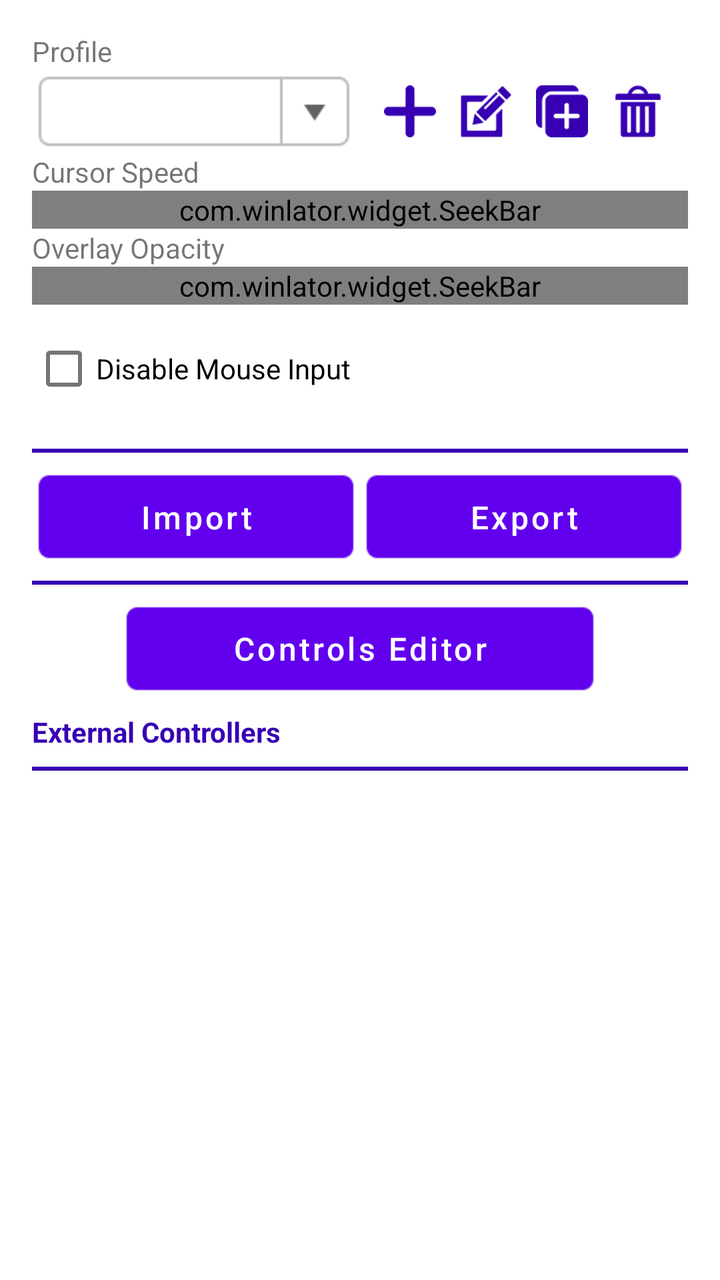
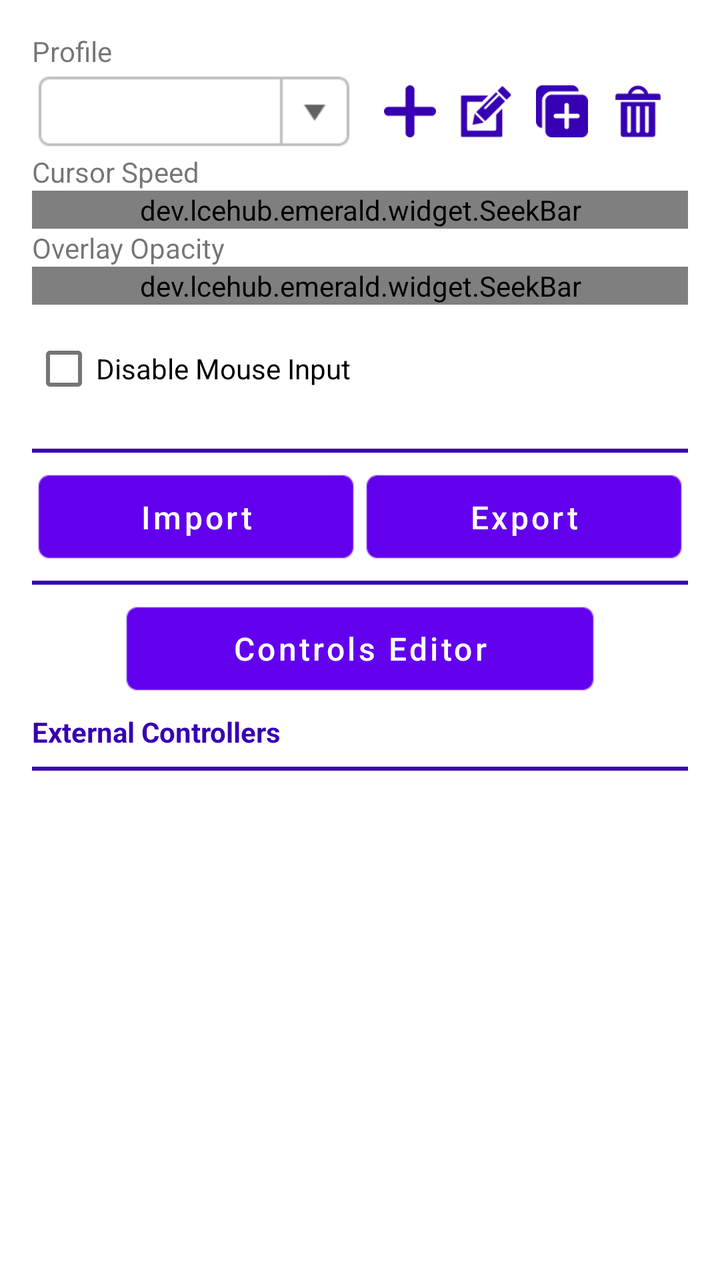

Screens rendered from an Android XML layout before and after an edit, with the pre-edit source and the edit as a unified diff.
<!-- AndroidManifest.xml: fallback theme Theme.MaterialComponents.DayNight.NoActionBar -->
<!-- res/layout/input_controls_fragment.xml -->
<?xml version="1.0" encoding="utf-8"?>
<ScrollView xmlns:android="http://schemas.android.com/apk/res/android"
    android:layout_width="match_parent"
    android:layout_height="match_parent"
    xmlns:app="http://schemas.android.com/apk/res-auto">

    <LinearLayout
        android:orientation="vertical"
        android:layout_width="match_parent"
        android:layout_height="match_parent"
        android:padding="16dp">

        <TextView
            android:layout_width="wrap_content"
            android:layout_height="wrap_content"
            android:text="@string/profile" />

        <LinearLayout
            android:layout_width="match_parent"
            android:layout_height="wrap_content"
            android:orientation="horizontal"
            android:gravity="center_vertical">

            <Spinner
                style="@style/ComboBox"
                android:id="@+id/SProfile"
                android:layout_width="0dp"
                android:layout_height="wrap_content"
                android:layout_weight="1" />

            <LinearLayout style="@style/Toolbox">
                <ImageButton
                    style="@style/ListMenuButton"
                    android:id="@+id/BTAddProfile"
                    android:src="@drawable/icon_add" />

                <ImageButton
                    style="@style/ListMenuButton"
                    android:id="@+id/BTEditProfile"
                    android:src="@drawable/icon_edit" />

                <ImageButton
                    style="@style/ListMenuButton"
                    android:id="@+id/BTDuplicateProfile"
                    android:src="@drawable/icon_duplicate" />

                <ImageButton
                    style="@style/ListMenuButton"
                    android:id="@+id/BTRemoveProfile"
                    android:layout_marginRight="0dp"
                    android:src="@drawable/icon_remove" />
            </LinearLayout>
        </LinearLayout>

        <TextView
            android:layout_width="wrap_content"
            android:layout_height="wrap_content"
            android:text="@string/cursor_speed"/>

        <com.winlator.widget.SeekBar
            android:id="@+id/SBCursorSpeed"
            android:layout_width="match_parent"
            android:layout_height="wrap_content"
            app:suffix="%"
            app:minValue="10"
            app:maxValue="250" />

        <TextView
            android:layout_width="wrap_content"
            android:layout_height="wrap_content"
            android:text="@string/overlay_opacity"/>

        <com.winlator.widget.SeekBar
            android:id="@+id/SBOverlayOpacity"
            android:layout_width="match_parent"
            android:layout_height="wrap_content"
            app:suffix="%"
            app:step="5"
            app:minValue="10"
            app:maxValue="100" />

        <CheckBox
            android:id="@+id/CBDisableMouseInput"
            android:layout_width="wrap_content"
            android:layout_height="wrap_content"
            android:text="@string/disable_mouse_input"
            android:layout_marginTop="8dp" />

        <View
            style="@style/HorizontalLine"
            android:layout_marginTop="16dp" />

        <LinearLayout
            android:layout_width="match_parent"
            android:layout_height="wrap_content"
            android:orientation="horizontal">

            <Button
                style="@style/ButtonNeutral"
                android:id="@+id/BTImportProfile"
                android:layout_width="0dp"
                android:layout_height="wrap_content"
                android:layout_weight="1"
                android:text="@string/import_profile" />

            <Button
                style="@style/ButtonNeutral"
                android:id="@+id/BTExportProfile"
                android:layout_width="0dp"
                android:layout_height="wrap_content"
                android:layout_weight="1"
                android:text="@string/export_profile" />
        </LinearLayout>

        <View style="@style/HorizontalLine" />

        <Button
            style="@style/ButtonPositive"
            android:id="@+id/BTControlsEditor"
            android:layout_width="240dp"
            android:layout_height="wrap_content"
            android:layout_gravity="center_horizontal"
            android:text="@string/controls_editor" />

        <TextView
            android:layout_width="wrap_content"
            android:layout_height="wrap_content"
            android:textStyle="bold"
            android:text="@string/external_controllers"
            android:textColor="?attr/colorPrimaryVariant"
            android:layout_marginTop="8dp" />

        <View style="@style/HorizontalLine" />

        <LinearLayout
            android:id="@+id/LLExternalControllers"
            android:layout_width="match_parent"
            android:layout_height="wrap_content"
            android:orientation="vertical" />

        <TextView
            android:id="@+id/TVEmptyText"
            android:layout_width="match_parent"
            android:layout_height="match_parent"
            android:gravity="center"
            android:text="@string/no_items_to_display"
            android:visibility="gone" />
    </LinearLayout>
</ScrollView>
<!-- resources referenced by this layout -->
<resources>
  <string name="controls_editor">Controls Editor</string>
  <string name="cursor_speed">Cursor Speed</string>
  <string name="disable_mouse_input">Disable Mouse Input</string>
  <string name="export_profile">Export Profile</string>
  <string name="external_controllers">External Controllers</string>
  <string name="import_profile">Import Profile</string>
  <string name="no_items_to_display">No items to display</string>
  <string name="overlay_opacity">Overlay Opacity</string>
  <string name="profile">Profile</string>
  <style name="ButtonNeutral" parent="BaseButton">
          <item name="android:background">@drawable/button_neutral</item>
          <item name="android:textColor">#ffffff</item>
      </style>
  <style name="ButtonPositive" parent="BaseButton">
          <item name="android:background">@drawable/button_positive</item>
          <item name="android:textColor">#ffffff</item>
      </style>
  <style name="HorizontalLine">
          <item name="android:layout_width">match_parent</item>
          <item name="android:layout_height">2dp</item>
          <item name="android:background">?attr/colorPrimaryVariant</item>
          <item name="android:layout_marginTop">8dp</item>
          <item name="android:layout_marginBottom">8dp</item>
      </style>
  <style name="ListMenuButton" parent="BaseImageButton">
          <item name="android:layout_width">34dp</item>
          <item name="android:layout_height">34dp</item>
          <item name="android:tint">?attr/colorPrimaryVariant</item>
          <item name="android:layout_marginLeft">2dp</item>
          <item name="android:layout_marginRight">2dp</item>
      </style>
  <style name="Toolbox">
          <item name="android:layout_width">wrap_content</item>
          <item name="android:layout_height">40dp</item>
          <item name="android:orientation">horizontal</item>
          <item name="android:gravity">center_vertical</item>
          <item name="android:background">?attr/toolboxBackground</item>
          <item name="android:paddingTop">2dp</item>
          <item name="android:paddingBottom">2dp</item>
          <item name="android:paddingLeft">8dp</item>
          <item name="android:paddingRight">8dp</item>
      </style>
  <!-- drawable button_neutral (drawable) -->
  <?xml version="1.0" encoding="utf-8"?>
  <selector xmlns:android="http://schemas.android.com/apk/res/android" >
      <item android:state_pressed="true" android:drawable="@drawable/button_neutral_pressed" />
      <item android:state_focused="true" android:drawable="@drawable/button_neutral_normal" />
      <item android:drawable="@drawable/button_neutral_normal" />
  </selector>
  <!-- drawable button_positive (drawable) -->
  <?xml version="1.0" encoding="utf-8"?>
  <selector xmlns:android="http://schemas.android.com/apk/res/android" >
      <item android:state_pressed="true" android:drawable="@drawable/button_positive_pressed" />
      <item android:state_focused="true" android:drawable="@drawable/button_positive_normal" />
      <item android:drawable="@drawable/button_positive_normal" />
  </selector>
  <!-- drawable combo_box (drawable) -->
  <?xml version="1.0" encoding="utf-8"?>
  <selector xmlns:android="http://schemas.android.com/apk/res/android" >
      <item android:state_pressed="true" android:drawable="@drawable/combo_box_pressed" />
      <item android:state_focused="true" android:drawable="@drawable/combo_box_normal" />
      <item android:drawable="@drawable/combo_box_normal" />
  </selector>
  <style name="BaseImageButton">
          <item name="android:layout_width">42dp</item>
          <item name="android:layout_height">42dp</item>
          <item name="android:focusable">true</item>
          <item name="android:clickable">true</item>
          <item name="android:gravity">center</item>
          <item name="android:scaleType">centerInside</item>
          <item name="android:background">?selectableItemBackgroundBorderless</item>
          <item name="android:padding">4dp</item>
      </style>
  <!-- unchanged entries left out for length: 12 -->
</resources>

<!-- the commit's change to res/layout/input_controls_fragment.xml (unified diff, before → after) -->
@@ -57,7 +57,7 @@
             android:layout_height="wrap_content"
             android:text="@string/cursor_speed"/>
 
-        <com.winlator.widget.SeekBar
+        <dev.lcehub.emerald.widget.SeekBar
             android:id="@+id/SBCursorSpeed"
             android:layout_width="match_parent"
             android:layout_height="wrap_content"
@@ -70,7 +70,7 @@
             android:layout_height="wrap_content"
             android:text="@string/overlay_opacity"/>
 
-        <com.winlator.widget.SeekBar
+        <dev.lcehub.emerald.widget.SeekBar
             android:id="@+id/SBOverlayOpacity"
             android:layout_width="match_parent"
             android:layout_height="wrap_content"
